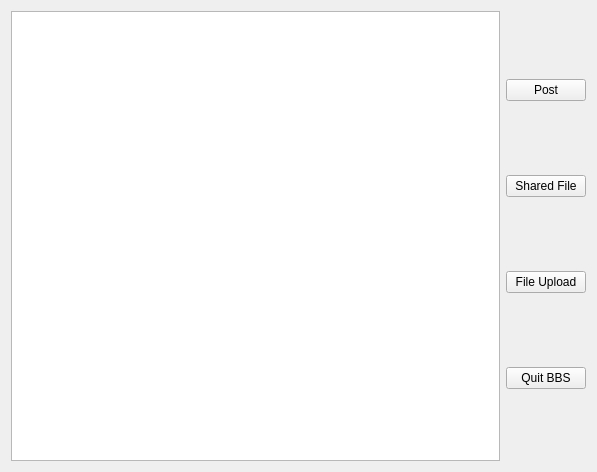
Before: the Qt Designer form chat/bbs.ui in bitlinux/qtchat, drawn with Qt 5.
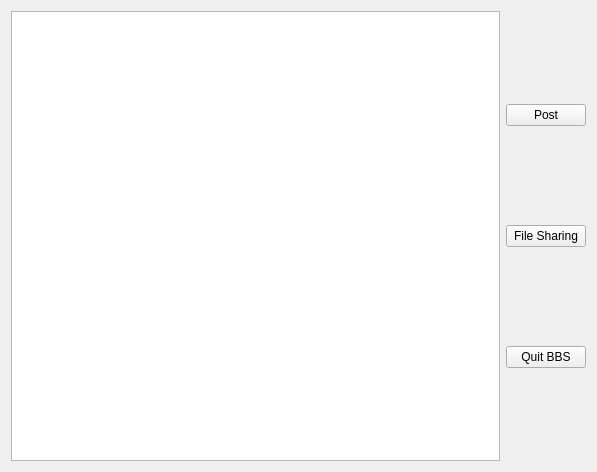
After: the same form once the commit is applied.

```diff
--- a/chat/bbs.ui
+++ b/chat/bbs.ui
@@ -37,17 +37,7 @@
           <cursorShape>PointingHandCursor</cursorShape>
          </property>
          <property name="text">
-          <string>Shared File</string>
-         </property>
-        </widget>
-       </item>
-       <item>
-        <widget class="QPushButton" name="upload_button">
-         <property name="cursor">
-          <cursorShape>PointingHandCursor</cursorShape>
-         </property>
-         <property name="text">
-          <string>File Upload</string>
+          <string>File Sharing</string>
          </property>
         </widget>
        </item>
```
